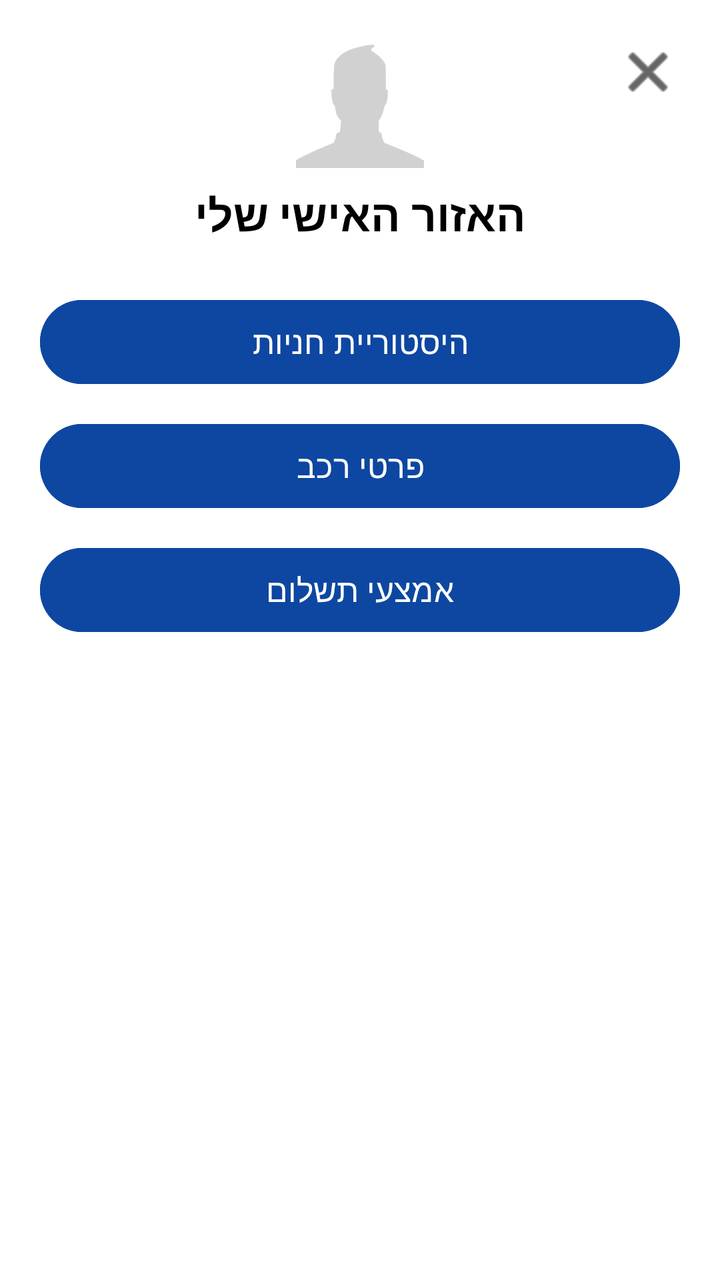
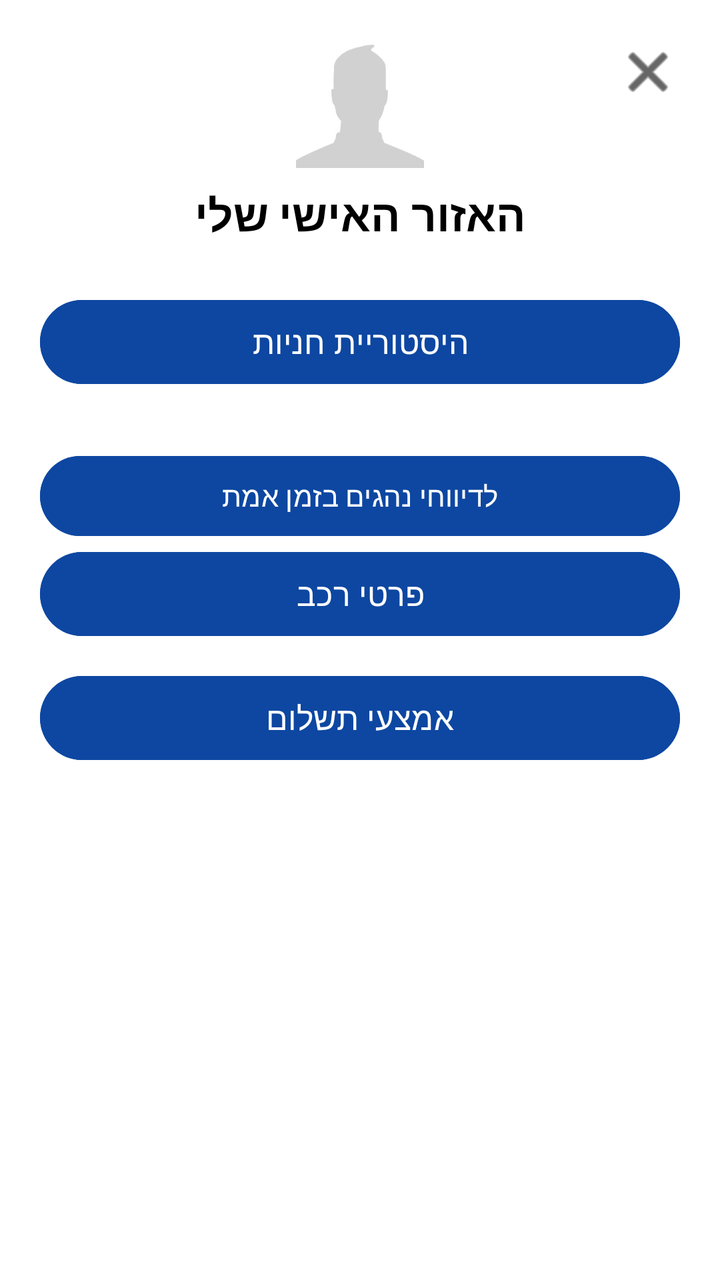

Two renders of the same Android screen: before a commit and after it. Below are the layout's source before the change and the commit's diff.
<!-- AndroidManifest.xml: application theme Theme.PrePark -->
<!-- res/layout/dialog_personal_area.xml -->
<?xml version="1.0" encoding="utf-8"?>
<LinearLayout xmlns:android="http://schemas.android.com/apk/res/android"
    xmlns:app="http://schemas.android.com/apk/res-auto"
    android:layout_width="320dp"
    android:layout_height="wrap_content"
    android:orientation="vertical"
    android:background="#FFFFFF"
    android:padding="20dp"
    android:layoutDirection="rtl">

    <RelativeLayout
        android:layout_width="match_parent"
        android:layout_height="wrap_content"
        android:layout_marginBottom="24dp">

        <ImageView
            android:id="@+id/btnCloseDialog"
            android:layout_width="32dp"
            android:layout_height="32dp"
            android:src="@android:drawable/ic_menu_close_clear_cancel"
            android:layout_alignParentStart="true"
            android:layout_alignParentTop="true"
            app:tint="#000000"
            android:background="?attr/selectableItemBackgroundBorderless"/>

        <LinearLayout
            android:layout_width="wrap_content"
            android:layout_height="wrap_content"
            android:orientation="vertical"
            android:gravity="center"
            android:layout_centerInParent="true">

            <ImageView
                android:layout_width="64dp"
                android:layout_height="64dp"
                android:src="@drawable/ic_profile_image"
                android:layout_marginBottom="8dp"/>

            <TextView
                android:layout_width="wrap_content"
                android:layout_height="wrap_content"
                android:text="האזור האישי שלי"
                android:textSize="22sp"
                android:textStyle="bold"
                android:textColor="#000000"/>
        </LinearLayout>
    </RelativeLayout>


    <Button
        android:id="@+id/btnActivateFuture"
        android:layout_width="match_parent"
        android:layout_height="55dp"
        android:text="הפעל שריון חניה עתידית"
        android:backgroundTint="#0D47A1"
        android:textColor="#FFFFFF"
        android:textSize="18sp"
        android:textStyle="bold"
        android:visibility="gone"
        android:layout_marginBottom="12dp"/>

    <Button
        android:id="@+id/btnCancelActive"
        android:layout_width="match_parent"
        android:layout_height="55dp"
        android:text="ביטול חניה פעילה"
        android:backgroundTint="#F44336"
        android:textColor="#FFFFFF"
        android:textSize="18sp"
        android:textStyle="bold"
        android:visibility="gone"
        android:layout_marginBottom="12dp"/>

    <Button
        android:id="@+id/btnParkingHistory"
        android:layout_width="match_parent"
        android:layout_height="50dp"
        android:text="היסטוריית חניות"
        android:backgroundTint="#0D47A1"
        android:textColor="#FFFFFF"
        android:textSize="16sp"
        android:layout_marginBottom="12dp"/>

    <Button
        android:id="@+id/btnCarDetails"
        android:layout_width="match_parent"
        android:layout_height="50dp"
        android:text="פרטי רכב"
        android:backgroundTint="#0D47A1"
        android:textColor="#FFFFFF"
        android:textSize="16sp"
        android:layout_marginBottom="12dp"/>

    <Button
        android:id="@+id/btnSavedCredit"
        android:layout_width="match_parent"
        android:layout_height="50dp"
        android:text="אמצעי תשלום"
        android:backgroundTint="#0D47A1"
        android:textColor="#FFFFFF"
        android:textSize="16sp"/>

</LinearLayout>
<!-- resources referenced by this layout -->
<resources>
  <!-- drawable ic_profile_image: png bitmap (drawable, 18440 bytes) -->
  <style name="Theme.PrePark" parent="Base.Theme.PrePark" />
  <style name="Base.Theme.PrePark" parent="Theme.Material3.DayNight.NoActionBar">
  
  
      </style>
</resources>

<!-- the commit's change to res/layout/dialog_personal_area.xml (unified diff, before → after) -->
@@ -82,6 +82,14 @@
         android:layout_marginBottom="12dp"/>
 
     <Button
+        android:id="@+id/openReportsButton"
+        android:layout_width="match_parent"
+        android:layout_height="wrap_content"
+        android:text="לדיווחי נהגים בזמן אמת"
+        android:layout_marginTop="16dp"
+        android:backgroundTint="#0D47A1"/>
+
+    <Button
         android:id="@+id/btnCarDetails"
         android:layout_width="match_parent"
         android:layout_height="50dp"
